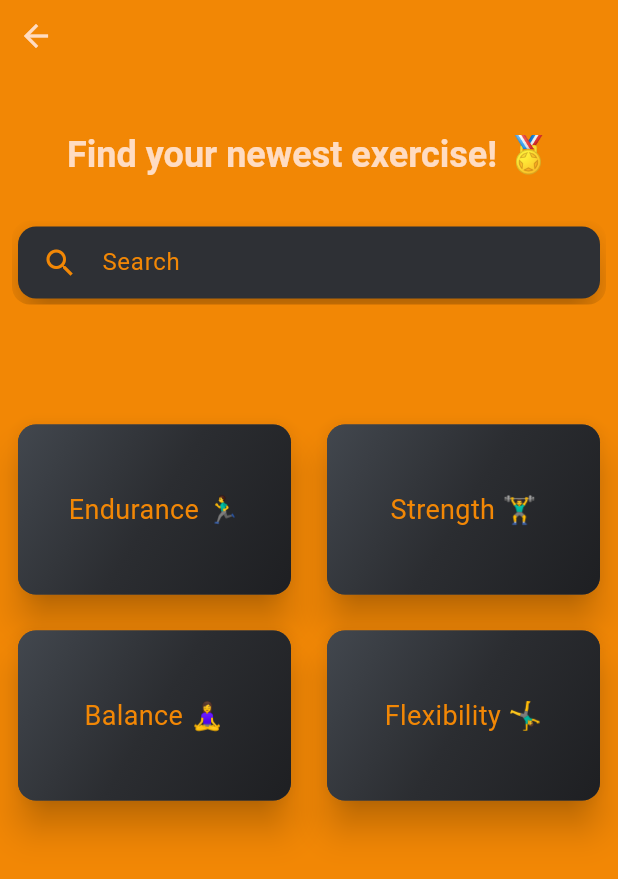
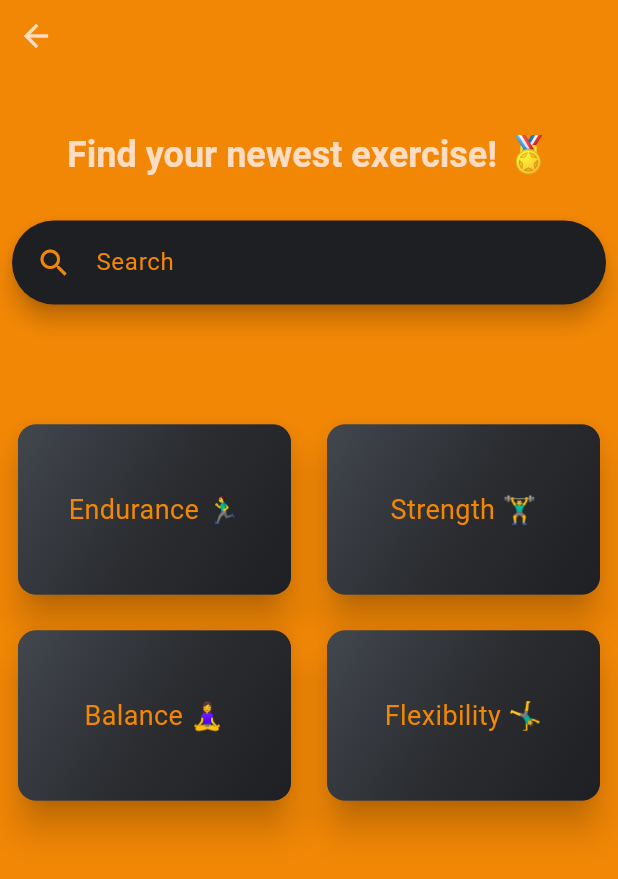
Before and after one commit to skobizsolt/gymbuddy, a Flutter app: the screen it shows after launch, after a tap on "Search for something new", on a phone screen of 412 x 824 dp. Shown: the top 879 px of the screen. Run offline on Flutter 3.47's test engine with Material 2 defaults, Android fonts, the phone set to English and light mode, and no system bars; our stand-ins replace flutter_riverpod, google_fonts, ionicons, transparent_image; missing offline and left inert: dart:ffi; network calls fail.

Commit message:
fix: GYM-6 custom widgets changed to existing standard ones

```diff
--- a/lib/main.dart
+++ b/lib/main.dart
@@ -43,22 +43,30 @@ ThemeData kDarkTheme(BuildContext context) {
       primaryColor: discordGray,
       primaryColorDark: discordBlack,
       primaryColorLight: discordLightGray,
+
+      // Color palette
       colorScheme: colorScheme,
       appBarTheme: AppBarTheme.of(context).copyWith(
         backgroundColor: discordBlack,
         foregroundColor: orange,
       ),
+
+      // Bottom nav bar theme
       bottomNavigationBarTheme: const BottomNavigationBarThemeData(
         backgroundColor: discordBlack,
         selectedItemColor: orange,
         unselectedItemColor: discordWhite,
         type: BottomNavigationBarType.fixed,
       ),
+
+      // Card theme
       cardTheme: CardTheme.of(context).copyWith(
         color: discordLightGray,
         surfaceTintColor: discordLightGray,
         elevation: 10,
       ),
+
+      // Text themes
       textTheme: GoogleFonts.latoTextTheme().copyWith(
         titleLarge: const TextStyle(
           color: orange,
@@ -83,6 +91,8 @@ ThemeData kDarkTheme(BuildContext context) {
           color: orange,
         ),
       ),
+
+      // Dialog theme
       dialogTheme: DialogTheme.of(context).copyWith(
         backgroundColor: discordBlack,
         titleTextStyle: Theme.of(context).textTheme.titleLarge!.copyWith(
@@ -92,6 +102,8 @@ ThemeData kDarkTheme(BuildContext context) {
               color: orange,
             ),
       ),
+
+      // Elevated button theme
       elevatedButtonTheme: ElevatedButtonThemeData(
         style: ElevatedButton.styleFrom(
           backgroundColor: discordLightGray,
@@ -100,6 +112,8 @@ ThemeData kDarkTheme(BuildContext context) {
               ),
         ),
       ),
+
+      // List tile theme
       listTileTheme: ListTileThemeData(
         titleTextStyle: Theme.of(context).textTheme.titleMedium!.copyWith(
               color: colorScheme.primary,
@@ -109,5 +123,10 @@ ThemeData kDarkTheme(BuildContext context) {
               color: discordWhite,
             ),
       ),
-  );
+      searchBarTheme: SearchBarThemeData(
+        textStyle: MaterialStatePropertyAll(
+          TextStyle().copyWith(color: orange),
+        ),
+        surfaceTintColor: MaterialStatePropertyAll(discordBlack),
+      ));
 }
--- a/lib/screen/home_screen.dart
+++ b/lib/screen/home_screen.dart
@@ -66,10 +66,13 @@ class HomeScreen extends StatelessWidget {
                         color: Theme.of(context).colorScheme.onPrimaryContainer,
                       ),
                 ),
-                Icon(
-                  Icons.person,
-                  size: 32,
-                  color: Theme.of(context).colorScheme.onPrimaryContainer,
+                CircleAvatar(
+                  backgroundColor: Colors.transparent,
+                  child: Icon(
+                    Icons.person,
+                    size: 32,
+                    color: Theme.of(context).colorScheme.onPrimaryContainer,
+                  ),
                 )
               ],
             ),
--- a/lib/screen/workout/search_workouts_screen.dart
+++ b/lib/screen/workout/search_workouts_screen.dart
@@ -59,7 +59,7 @@ class SearchWorkoutsSceen extends StatelessWidget {
               // Search Bar
               const Padding(
                 padding: EdgeInsets.all(8.0),
-                child: CustomTextInput(labelText: 'Search', icon: Icons.search),
+                child: CustomSearchBar(),
               ),
 
               const SizedBox(
--- a/lib/widgets/utils/inputs/custom_text_input.dart
+++ b/lib/widgets/utils/inputs/custom_text_input.dart
@@ -1,47 +1,82 @@
 import 'package:flutter/material.dart';
 
-class CustomTextInput extends StatelessWidget {
-  const CustomTextInput({
+class CustomSearchBar extends StatelessWidget {
+  const CustomSearchBar({
     super.key,
-    required this.labelText,
-    required this.icon,
     this.height,
     this.color,
   });
-
-  final String labelText;
-  final IconData icon;
   final double? height;
   final Color? color;
 
   @override
   Widget build(BuildContext context) {
-    return ClipRRect(
-      borderRadius: const BorderRadius.all(Radius.circular(12)),
-      child: Card(
-        color: color ?? Theme.of(context).colorScheme.background,
-        child: Container(
-          alignment: Alignment.center,
-          padding: const EdgeInsets.symmetric(
-            horizontal: 16,
-          ),
-          child: TextField(
-            decoration: InputDecoration(
-              icon: Icon(
-                icon,
-                color: Theme.of(context).colorScheme.primary,
-              ),
-              hintText: labelText,
-              hintStyle: TextStyle(
-                color: Theme.of(context).colorScheme.primary,
-              ),
-              border: InputBorder.none,
-              labelStyle:
-                  TextStyle(color: Theme.of(context).colorScheme.primary),
-            ),
-          ),
+    return SizedBox(
+      height: height,
+      child: SearchBar(
+        padding: const MaterialStatePropertyAll(EdgeInsets.symmetric(
+          horizontal: 16,
+        )),
+        leading: Icon(
+          Icons.search,
+          color: Theme.of(context).colorScheme.primary,
+        ),
+        hintText: 'Search',
+        backgroundColor: MaterialStatePropertyAll(
+          color ?? Theme.of(context).primaryColorDark,
         ),
       ),
     );
   }
 }
+
+
+
+
+// import 'package:flutter/material.dart';
+
+// class CustomSearchBar extends StatelessWidget {
+//   const CustomSearchBar({
+//     super.key,
+//     required this.labelText,
+//     required this.icon,
+//     this.height,
+//     this.color,
+//   });
+
+//   final String labelText;
+//   final IconData icon;
+//   final double? height;
+//   final Color? color;
+
+//   @override
+//   Widget build(BuildContext context) {
+//     return ClipRRect(
+//       borderRadius: const BorderRadius.all(Radius.circular(12)),
+//       child: Card(
+//         color: color ?? Theme.of(context).colorScheme.background,
+//         child: Container(
+//           alignment: Alignment.center,
+//           padding: const EdgeInsets.symmetric(
+//             horizontal: 16,
+//           ),
+//           child: TextField(
+//             decoration: InputDecoration(
+//               icon: Icon(
+//                 icon,
+//                 color: Theme.of(context).colorScheme.primary,
+//               ),
+//               hintText: labelText,
+//               hintStyle: TextStyle(
+//                 color: Theme.of(context).colorScheme.primary,
+//               ),
+//               border: InputBorder.none,
+//               labelStyle:
+//                   TextStyle(color: Theme.of(context).colorScheme.primary),
+//             ),
+//           ),
+//         ),
+//       ),
+//     );
+//   }
+// }
```
Also changed, not shown: lib/screen/chats_screen.dart (+24 -13 lines), lib/widgets/profile/profile_card.dart (+9 -2 lines), lib/widgets/profile/profile_picture.dart (deleted, +0 -25 lines). Lines whose indentation alone changed are shown as unchanged.
